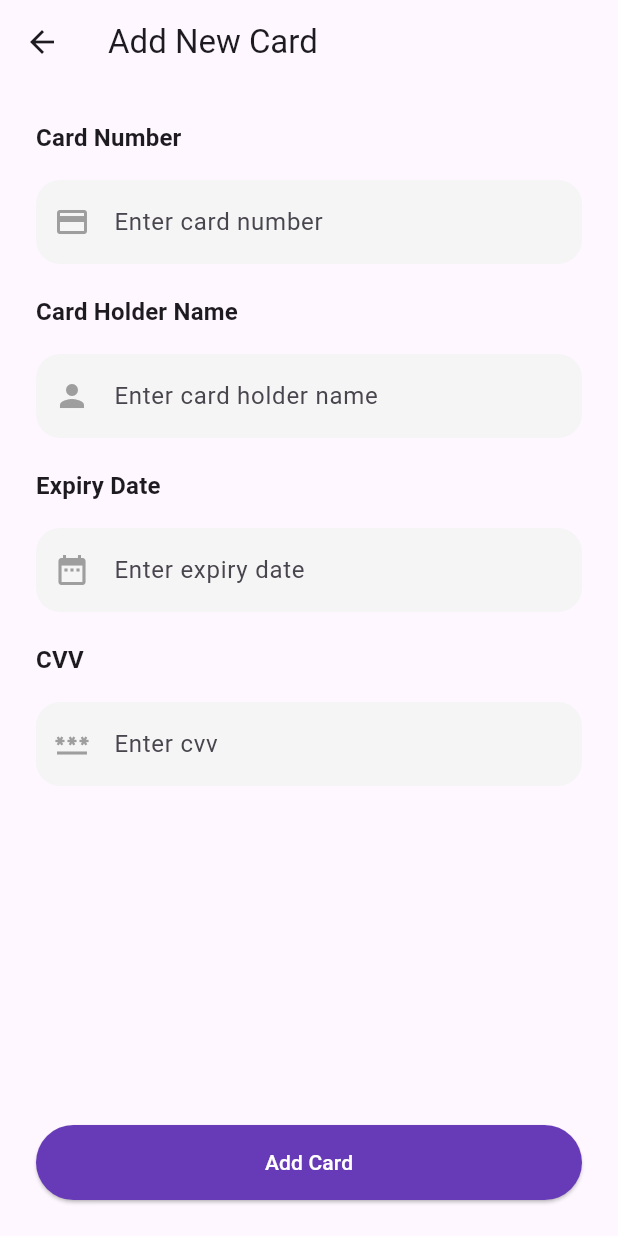
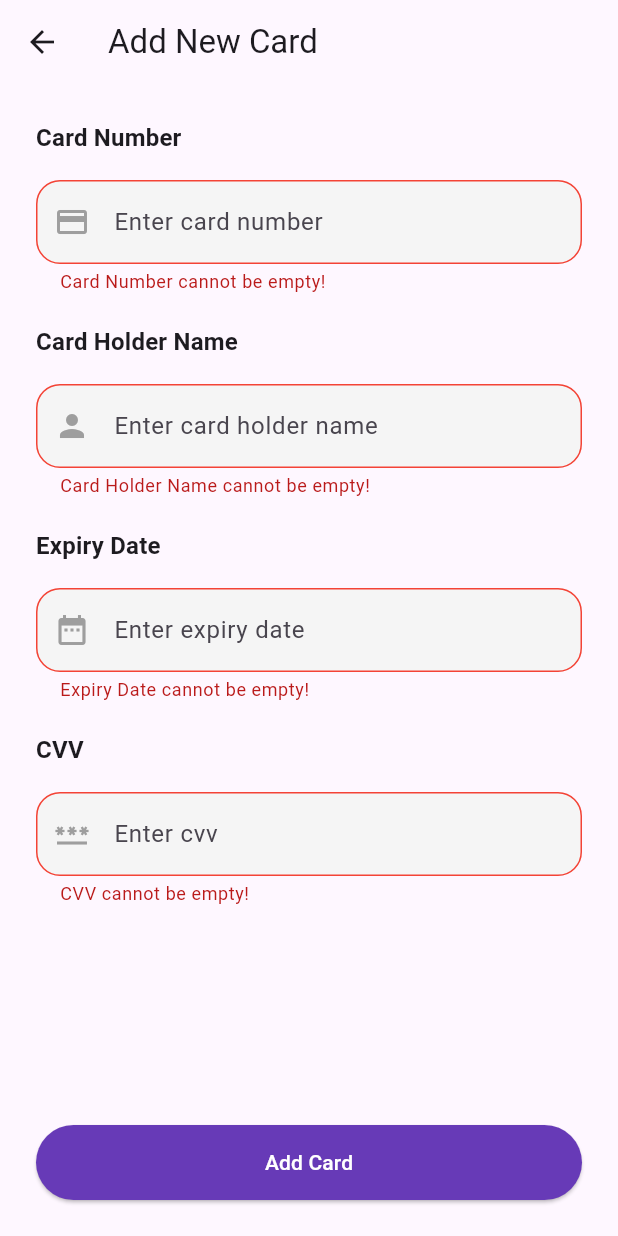
Before and after one commit to TarekAlabd/Flutter-Ecommerce-App-Course, a Flutter app: the AddNewCardPage screen opened by its route, after a tap on "Add Card", on a phone screen of 412 x 824 dp. Run offline on Flutter 3.47's test engine with Material 3 defaults, Android fonts, the phone set to English and light mode, and no system bars; our stand-ins replace cached_network_image, flutter_bloc, flutter_carousel_widget, flutter_dash, persistent_bottom_nav_bar_v2; network calls fail.

Commit message:
feat: adding the validation of the add new card form

```diff
--- a/lib/utils/app_colors.dart
+++ b/lib/utils/app_colors.dart
@@ -11,5 +11,6 @@ class AppColors {
   static const Color black = Colors.black;
   static const Color black45 = Colors.black45;
   static const Color blue = Colors.blue;
+  static const Color red = Colors.red;
   static const Color primary = Colors.deepPurple;
 }
--- a/lib/views/pages/add_new_card_page.dart
+++ b/lib/views/pages/add_new_card_page.dart
@@ -16,6 +16,7 @@ class _AddNewCardPageState extends State<AddNewCardPage> {
       TextEditingController();
   final TextEditingController _expiryDateController = TextEditingController();
   final TextEditingController _cvvController = TextEditingController();
+  final _formKey = GlobalKey<FormState>();
 
   @override
   Widget build(BuildContext context) {
@@ -26,6 +27,8 @@ class _AddNewCardPageState extends State<AddNewCardPage> {
       body: SafeArea(
         child: Padding(
           padding: const EdgeInsets.all(24.0),
+          child: Form(
+            key: _formKey,
             child: Column(
               crossAxisAlignment: CrossAxisAlignment.start,
               children: [
@@ -61,7 +64,15 @@ class _AddNewCardPageState extends State<AddNewCardPage> {
                   width: double.infinity,
                   height: 50,
                   child: ElevatedButton(
-                  onPressed: () {},
+                    onPressed: () {
+                      if (_formKey.currentState!.validate()) {
+                        ScaffoldMessenger.of(context).showSnackBar(
+                          const SnackBar(
+                            content: Text('Card added successfully!'),
+                          ),
+                        );
+                      }
+                    },
                     style: ElevatedButton.styleFrom(
                       backgroundColor: AppColors.primary,
                       foregroundColor: AppColors.white,
@@ -73,6 +84,7 @@ class _AddNewCardPageState extends State<AddNewCardPage> {
             ),
           ),
         ),
+      ),
     );
   }
 }
--- a/lib/views/widgets/label_with_textfield_new_card.dart
+++ b/lib/views/widgets/label_with_textfield_new_card.dart
@@ -32,8 +32,11 @@ class _LabelWithTextFieldNewCardState extends State<LabelWithTextFieldNewCard> {
               ),
         ),
         const SizedBox(height: 16),
-        TextField(
+        TextFormField(
           controller: widget.controller,
+          validator: (value) => value == null || value.isEmpty
+              ? '${widget.label} cannot be empty!'
+              : null,
           decoration: InputDecoration(
             prefixIcon: Icon(widget.icon),
             prefixIconColor: AppColors.grey,
@@ -44,6 +47,12 @@ class _LabelWithTextFieldNewCardState extends State<LabelWithTextFieldNewCard> {
               borderRadius: BorderRadius.circular(16),
               borderSide: BorderSide.none,
             ),
+            errorBorder: OutlineInputBorder(
+              borderRadius: BorderRadius.circular(16),
+              borderSide: const BorderSide(
+                color: AppColors.red,
+              ),
+            ),
           ),
         ),
       ],
```
Lines whose indentation alone changed are shown as unchanged.
